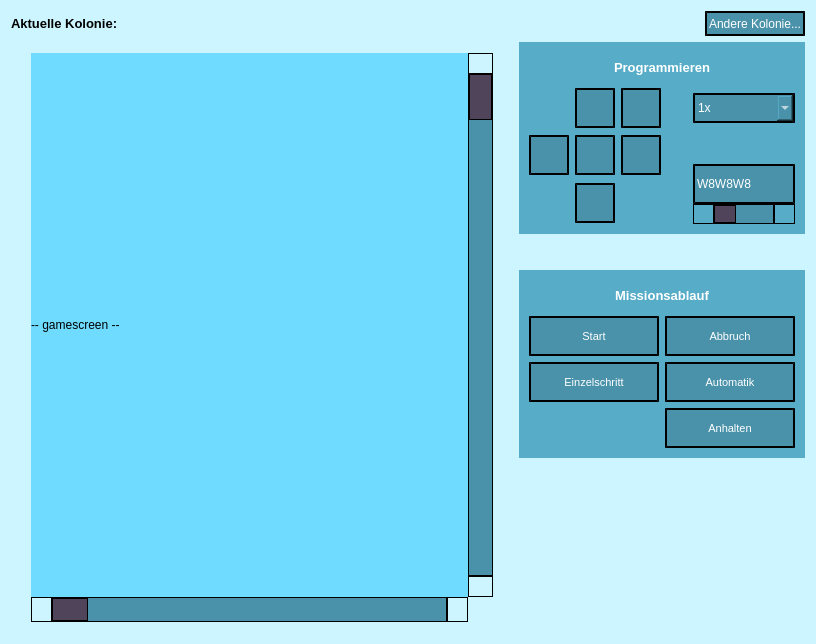
Before: the Qt Designer form Patchbot_Solution/Patchbot_Project/main_window.ui in Movinghead333/Patchbot-cpp, drawn with Qt 5.
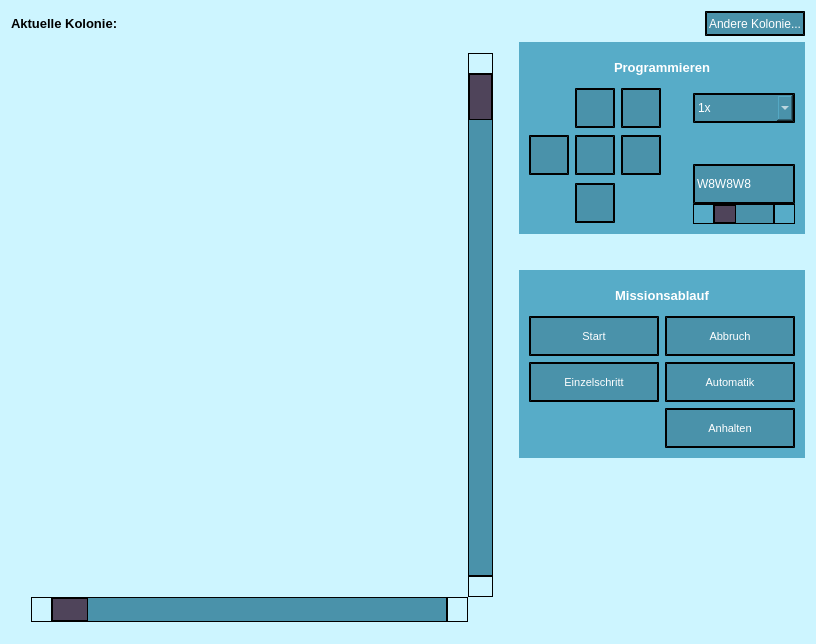
After: the same form once the commit is applied. Icons and pictures are not drawn.

Patch:
```diff
--- a/Patchbot_Solution/Patchbot_Project/main_window.ui
+++ b/Patchbot_Solution/Patchbot_Project/main_window.ui
@@ -1173,6 +1173,12 @@
     </item>
     <item row="1" column="0" rowspan="4">
      <widget class="QWidget" name="gameWindow_2" native="true">
+      <property name="sizePolicy">
+       <sizepolicy hsizetype="Preferred" vsizetype="Expanding">
+        <horstretch>0</horstretch>
+        <verstretch>0</verstretch>
+       </sizepolicy>
+      </property>
       <property name="minimumSize">
        <size>
         <width>1</width>
@@ -1190,12 +1196,12 @@
         <number>0</number>
        </property>
        <item row="0" column="0">
-        <widget class="QLabel" name="placeHolder">
+        <widget class="QLabel" name="renderLabel">
          <property name="enabled">
           <bool>true</bool>
          </property>
          <property name="sizePolicy">
-          <sizepolicy hsizetype="MinimumExpanding" vsizetype="MinimumExpanding">
+          <sizepolicy hsizetype="Expanding" vsizetype="Expanding">
            <horstretch>0</horstretch>
            <verstretch>0</verstretch>
           </sizepolicy>
@@ -1212,14 +1218,14 @@
 }</string>
          </property>
          <property name="text">
-          <string>-- gamescreen --</string>
+          <string/>
          </property>
         </widget>
        </item>
        <item row="1" column="0">
         <widget class="QScrollBar" name="xScrollbar">
          <property name="sizePolicy">
-          <sizepolicy hsizetype="Minimum" vsizetype="Fixed">
+          <sizepolicy hsizetype="Minimum" vsizetype="Preferred">
            <horstretch>0</horstretch>
            <verstretch>0</verstretch>
           </sizepolicy>
@@ -1237,6 +1243,12 @@
        </item>
        <item row="0" column="1">
         <widget class="QScrollBar" name="yScrollbar">
+         <property name="sizePolicy">
+          <sizepolicy hsizetype="Preferred" vsizetype="Minimum">
+           <horstretch>0</horstretch>
+           <verstretch>0</verstretch>
+          </sizepolicy>
+         </property>
          <property name="minimumSize">
           <size>
            <width>25</width>
```
